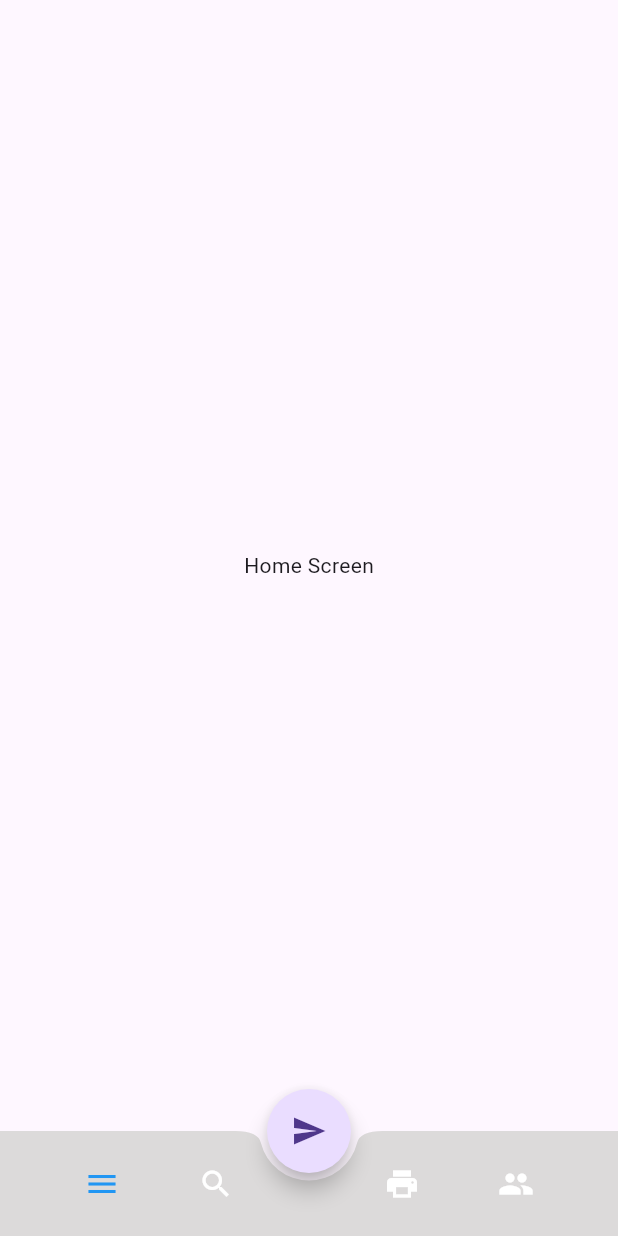
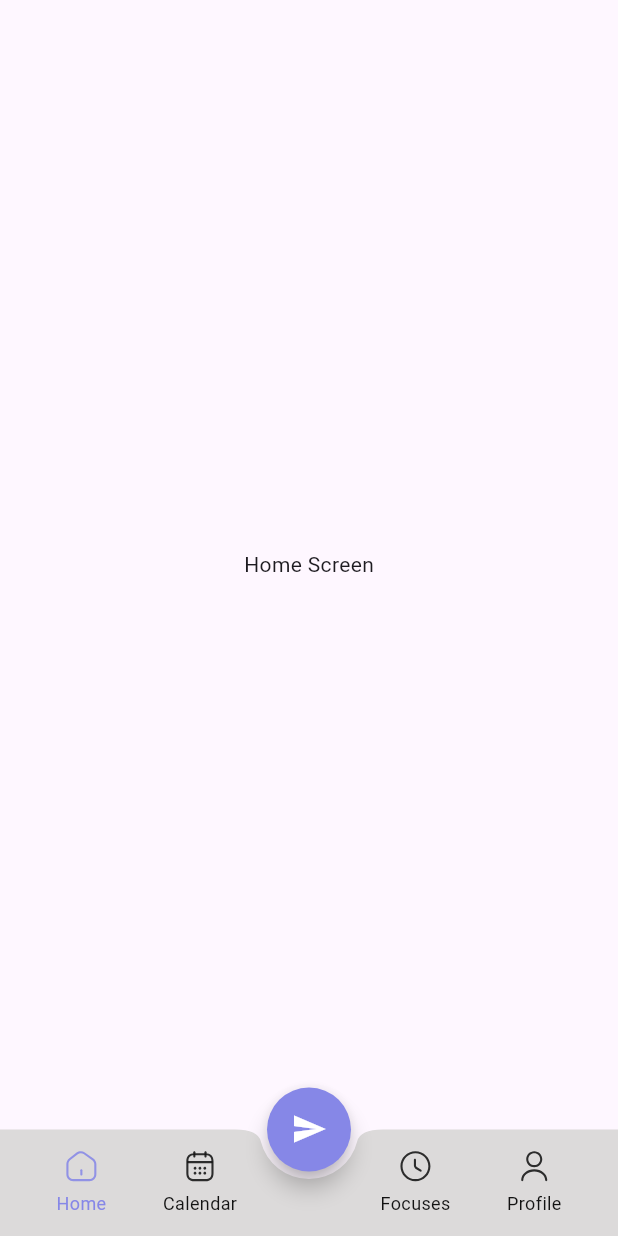
Before and after one commit to tiendungtsptvn/minimalist_bloc_clean_architecture, a Flutter app: the screen it shows after launch, on a phone screen of 412 x 824 dp. Run offline on Flutter 3.47's test engine with Material 3 defaults, Android fonts, the light colour scheme and no system bars; our stand-ins replace equatable, flutter_bloc, flutter_screenutil, flutter_svg.

Commit message:
Update theme & colors

```diff
--- a/lib/base/widgets/base_screen_app.dart
+++ b/lib/base/widgets/base_screen_app.dart
@@ -6,17 +6,14 @@ abstract class BaseScreenApp extends StatefulWidget {
 }
 
 abstract class BaseScreenAppState<T extends BaseScreenApp> extends State<T> {
-
   @override
   void initState() {
-    print("initState");
     super.initState();
   }
 
   @override
   Widget build(BuildContext context) {
     AppColors.of(context);
-    print("Building BaseScreenApp");
     return buildScreen(context);
   }
 
--- a/lib/main.dart
+++ b/lib/main.dart
@@ -1,5 +1,6 @@
 import 'package:flutter/material.dart';
 import 'package:flutter_bloc/flutter_bloc.dart';
+import 'package:flutter_screenutil/flutter_screenutil.dart';
 import 'package:minimalist_bloc_clean_architecture/presentation/app/bloc/app_bloc.dart';
 import 'package:minimalist_bloc_clean_architecture/presentation/screens/main_screen/main_screen.dart';
 import 'package:minimalist_bloc_clean_architecture/presentation/shared_view/bottom_bar/bloc/bottom_bar_bloc.dart';
@@ -27,6 +28,11 @@ class _MyAppState extends State<MyApp> {
 
   @override
   Widget build(BuildContext context) {
+    return ScreenUtilInit(
+      designSize: const Size(375, 812),
+      minTextAdapt: true,
+      splitScreenMode: true,
+      builder: (context, child) {
         return BlocProvider.value(
           value: appBloc,
           child: BlocBuilder<AppBloc, AppState>(
@@ -40,11 +46,13 @@ class _MyAppState extends State<MyApp> {
                   providers: [
                     BlocProvider(create: (context) => BottomBarCubit()),
                   ],
-                child: const MainScreen()
+                  child: const MainScreen(),
                 ),
               );
-        }
+            },
           ),
+        );
+      },
     );
   }
 }
--- a/lib/presentation/screens/main_screen/main_screen.dart
+++ b/lib/presentation/screens/main_screen/main_screen.dart
@@ -6,6 +6,7 @@ import 'package:minimalist_bloc_clean_architecture/presentation/screens/focuses/
 import 'package:minimalist_bloc_clean_architecture/presentation/screens/home/home.dart';
 import 'package:minimalist_bloc_clean_architecture/presentation/screens/profile/profile.dart';
 import 'package:minimalist_bloc_clean_architecture/presentation/shared_view/bottom_bar/bottom_bar.dart';
+import 'package:minimalist_bloc_clean_architecture/resource/style/app_colors.dart';
 
 /// Main Screen of the app.
 ///
@@ -32,16 +33,16 @@ class _MainScreenState extends BaseScreenAppState<MainScreen> {
         return Scaffold(
           body: mainTabsApp.elementAt(bottomBarState.currentIndex),
           floatingActionButton: FloatingActionButton(
+            backgroundColor: AppColors.current.primaryColor,
+            foregroundColor: Colors.white,
             shape: const CircleBorder(),
             onPressed: () {
               //code to execute on button press
             },
             child: const Icon(Icons.send),
           ),
-          floatingActionButtonLocation:
-              FloatingActionButtonLocation.centerDocked,
-          bottomNavigationBar:
-              BottomBarApp(tabIndex: bottomBarState.currentIndex),
+          floatingActionButtonLocation: FloatingActionButtonLocation.centerDocked,
+          bottomNavigationBar: BottomBarApp(tabIndex: bottomBarState.currentIndex),
         );
       },
     );
--- a/lib/presentation/shared_view/bottom_bar/bottom_bar.dart
+++ b/lib/presentation/shared_view/bottom_bar/bottom_bar.dart
@@ -1,6 +1,8 @@
 import 'package:flutter/material.dart';
 import 'package:flutter_bloc/flutter_bloc.dart';
+import 'package:flutter_screenutil/flutter_screenutil.dart';
 import 'package:minimalist_bloc_clean_architecture/presentation/shared_view/bottom_bar/bottom_bar.dart';
+import 'package:minimalist_bloc_clean_architecture/resource/gen/assets.gen.dart';
 import 'package:minimalist_bloc_clean_architecture/resource/style/app_colors.dart';
 
 export 'bloc/bottom_bar_bloc.dart';
@@ -14,54 +16,146 @@ class BottomBarApp extends StatelessWidget {
     final BottomBarCubit bottomBarCubit =
         BlocProvider.of<BottomBarCubit>(context);
     return BottomAppBar(
-      height: 70,
+      height: 70.r,
+      padding: EdgeInsets.symmetric(vertical: 10.r),
       color: AppColors.current.secondaryBackgroundColor,
       shape: const CircularNotchedRectangle(), // Shape of notch
-      notchMargin: 5, // Notch margin between floating button and bottom appbar
+      notchMargin: 5.r, // Notch margin between floating button and bottom appbar
       child: Row(
-        // Children inside bottom appbar
         mainAxisSize: MainAxisSize.max,
         mainAxisAlignment: MainAxisAlignment.spaceBetween,
         children: <Widget>[
           const SizedBox(),
-          IconButton(
-            icon: Icon(
-              Icons.menu,
-              color: (tabIndex == 0) ? Colors.blue : Colors.white,
-            ),
-            onPressed: () {
+          InkWell(
+            onTap: () {
               bottomBarCubit.setCurrentIndex(0);
             },
+            borderRadius: BorderRadius.circular(5.r),
+            child: Column(
+              mainAxisSize: MainAxisSize.min,
+              children: [
+                Assets.images.homeIcon.svg(
+                  colorFilter: ColorFilter.mode(
+                      (tabIndex == 0)
+                          ? AppColors.current.primaryColor
+                          : AppColors.current.primaryTextColor,
+                      BlendMode.srcIn),
+                  width: 22.r,
+                  height: 22.r,
+                ),
+                SizedBox(
+                  height: 5.r,
+                ),
+                Text(
+                  'Home',
+                  style: TextStyle(
+                    color: (tabIndex == 0)
+                        ? AppColors.current.primaryColor
+                        : AppColors.current.primaryTextColor,
+                    fontSize: 12,
+                  ),
+                ),
+              ],
+            ),
           ),
-          IconButton(
-            icon: Icon(
-              Icons.search,
-              color: (tabIndex == 1) ? Colors.blue : Colors.white,
-            ),
-            onPressed: () {
+          InkWell(
+            onTap: () {
               bottomBarCubit.setCurrentIndex(1);
             },
+            borderRadius: BorderRadius.circular(5.r),
+            child: Column(
+              mainAxisSize: MainAxisSize.min,
+              children: [
+                Assets.images.calendarIcon.svg(
+                  colorFilter: ColorFilter.mode(
+                      (tabIndex == 1)
+                          ? AppColors.current.primaryColor
+                          : AppColors.current.primaryTextColor,
+                      BlendMode.srcIn),
+                  width: 22.r,
+                  height: 22.r,
+                ),
+                SizedBox(
+                  height: 5.r,
+                ),
+                Text(
+                  'Calendar',
+                  style: TextStyle(
+                    color: (tabIndex == 1)
+                        ? AppColors.current.primaryColor
+                        : AppColors.current.primaryTextColor,
+                    fontSize: 12,
+                  ),
+                ),
+              ],
+            ),
           ),
-          const SizedBox(
-            width: 20,
+          SizedBox(
+            width: 20.r,
           ),
-          IconButton(
-            icon: Icon(
-              Icons.print,
-              color: (tabIndex == 2) ? Colors.blue : Colors.white,
-            ),
-            onPressed: () {
+          InkWell(
+            onTap: () {
               bottomBarCubit.setCurrentIndex(2);
             },
+            borderRadius: BorderRadius.circular(5.r),
+            child: Column(
+              mainAxisSize: MainAxisSize.min,
+              children: [
+                Assets.images.clockIcon.svg(
+                  colorFilter: ColorFilter.mode(
+                      (tabIndex == 2)
+                          ? AppColors.current.primaryColor
+                          : AppColors.current.primaryTextColor,
+                      BlendMode.srcIn),
+                  width: 22.r,
+                  height: 22.r,
+                ),
+                SizedBox(
+                  height: 5.r,
+                ),
+                Text(
+                  'Focuses',
+                  style: TextStyle(
+                    color: (tabIndex == 2)
+                        ? AppColors.current.primaryColor
+                        : AppColors.current.primaryTextColor,
+                    fontSize: 12,
+                  ),
+                ),
+              ],
+            ),
           ),
-          IconButton(
-            icon: Icon(
-              Icons.people,
-              color: (tabIndex == 3) ? Colors.blue : Colors.white,
-            ),
-            onPressed: () {
+          InkWell(
+            onTap: () {
               bottomBarCubit.setCurrentIndex(3);
             },
+            borderRadius: BorderRadius.circular(5.r),
+            child: Column(
+              mainAxisSize: MainAxisSize.min,
+              children: [
+                Assets.images.userIcon.svg(
+                  colorFilter: ColorFilter.mode(
+                      (tabIndex == 3)
+                          ? AppColors.current.primaryColor
+                          : AppColors.current.primaryTextColor,
+                      BlendMode.srcIn),
+                  width: 22.r,
+                  height: 22.r,
+                ),
+                SizedBox(
+                  height: 5.r,
+                ),
+                Text(
+                  'Profile',
+                  style: TextStyle(
+                    color: (tabIndex == 3)
+                        ? AppColors.current.primaryColor
+                        : AppColors.current.primaryTextColor,
+                    fontSize: 12,
+                  ),
+                ),
+              ],
+            ),
           ),
           const SizedBox(),
         ],
--- a/lib/resource/style/app_colors.dart
+++ b/lib/resource/style/app_colors.dart
@@ -33,8 +33,8 @@ class AppColors {
   /// gradient
   final LinearGradient primaryGradient;
 
-  static const defaultAppColor = AppColors(
-    primaryColor: Color.fromARGB(255, 134, 135, 231,),
+  static const darkThemeColor = AppColors(
+    primaryColor: Color.fromARGB(255, 134, 135, 231),
     secondaryColor: Color.fromARGB(255, 62, 62, 70),
     primaryTextColor: Color.fromARGB(255, 255, 255, 255),
     secondaryTextColor: Color.fromARGB(255, 166, 168, 254),
@@ -47,11 +47,16 @@ class AppColors {
   );
 
   static const lightThemeColor = AppColors(
-    primaryColor: Color.fromARGB(255, 134, 135, 231,),
+    primaryColor: Color.fromARGB(
+      255,
+      134,
+      135,
+      231,
+    ),
     secondaryColor: Color.fromARGB(255, 62, 62, 70),
     primaryTextColor: Color.fromARGB(255, 18, 18, 18),
     secondaryTextColor: Color.fromARGB(255, 166, 168, 254),
-    primaryBackgroundColor: Color.fromARGB(255, 236, 236, 241,),
+    primaryBackgroundColor: Color.fromARGB(255, 236, 236, 241),
     secondaryBackgroundColor: Color.fromARGB(255, 220, 218, 218),
     primaryBackgroundItemColor: Color.fromARGB(255, 217, 214, 214),
     secondaryBackgroundItemColor: Color.fromARGB(255, 159, 158, 158),
@@ -88,7 +93,8 @@ class AppColors {
       primaryBackgroundColor: primaryBackgroundColor ?? this.primaryBackgroundColor,
       secondaryBackgroundColor: secondaryBackgroundColor ?? this.secondaryBackgroundColor,
       primaryBackgroundItemColor: primaryBackgroundItemColor ?? this.primaryBackgroundItemColor,
-      secondaryBackgroundItemColor: secondaryBackgroundItemColor ?? this.secondaryBackgroundItemColor,
+      secondaryBackgroundItemColor:
+          secondaryBackgroundItemColor ?? this.secondaryBackgroundItemColor,
       primaryBorderColor: primaryBorderColor ?? this.primaryBorderColor,
       primaryGradient: primaryGradient ?? this.primaryGradient,
     );
--- a/lib/resource/style/app_themes.dart
+++ b/lib/resource/style/app_themes.dart
@@ -19,9 +19,10 @@ final lightTheme = ThemeData(
 final darkTheme = ThemeData(
   brightness: Brightness.dark,
   splashColor: Colors.transparent,
+  scaffoldBackgroundColor: AppColors.darkThemeColor.primaryBackgroundColor,
 )..addAppColor(
     AppThemeType.dark,
-    AppColors.defaultAppColor,
+    AppColors.darkThemeColor,
   );
 
 extension ThemeDataExtensions on ThemeData {
@@ -35,7 +36,7 @@ extension ThemeDataExtensions on ThemeData {
   /// Get app color for current theme.
   AppColors get appColor {
     return _appColorMap[AppThemeSetting.currentAppThemeType] ??
-        AppColors.defaultAppColor;
+        AppColors.darkThemeColor;
   }
 }
 
--- a/pubspec.yaml
+++ b/pubspec.yaml
@@ -45,6 +45,7 @@ dependencies:
 
   # Libs for UI
   flutter_svg: 2.0.9
+  flutter_screenutil: 5.9.0
 
 
 dev_dependencies:
```
Lines whose indentation alone changed are shown as unchanged.
